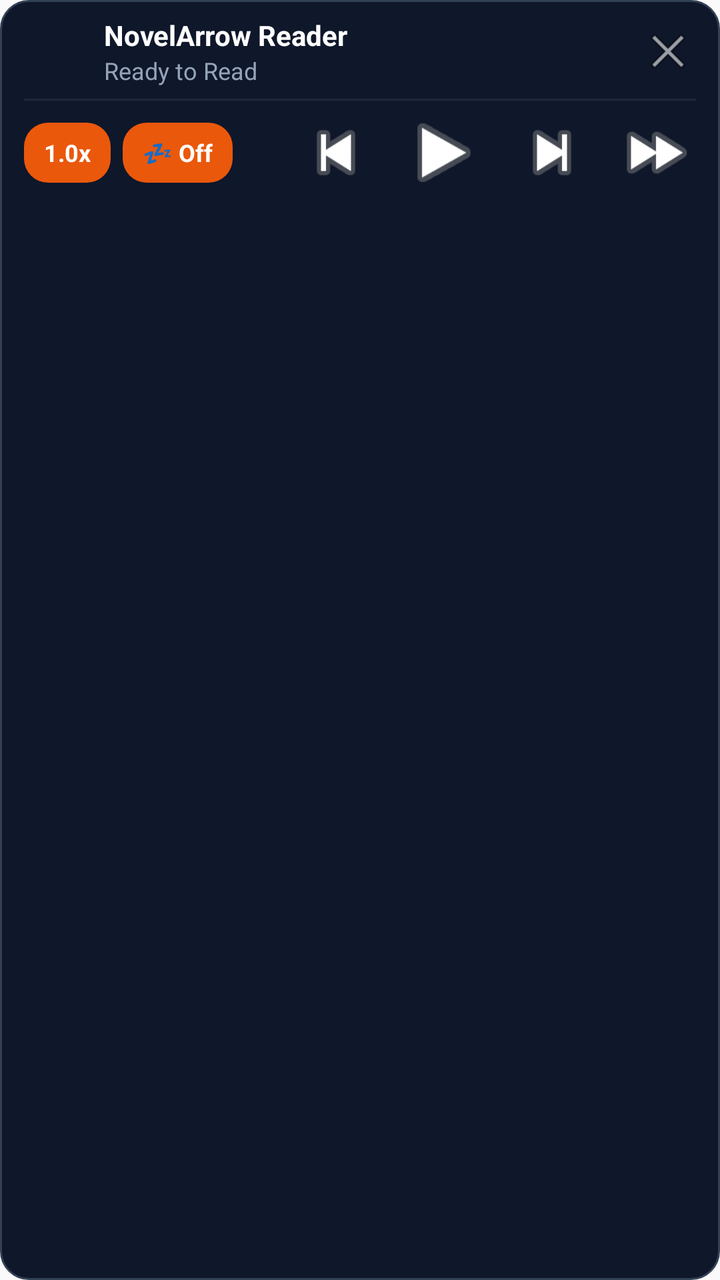
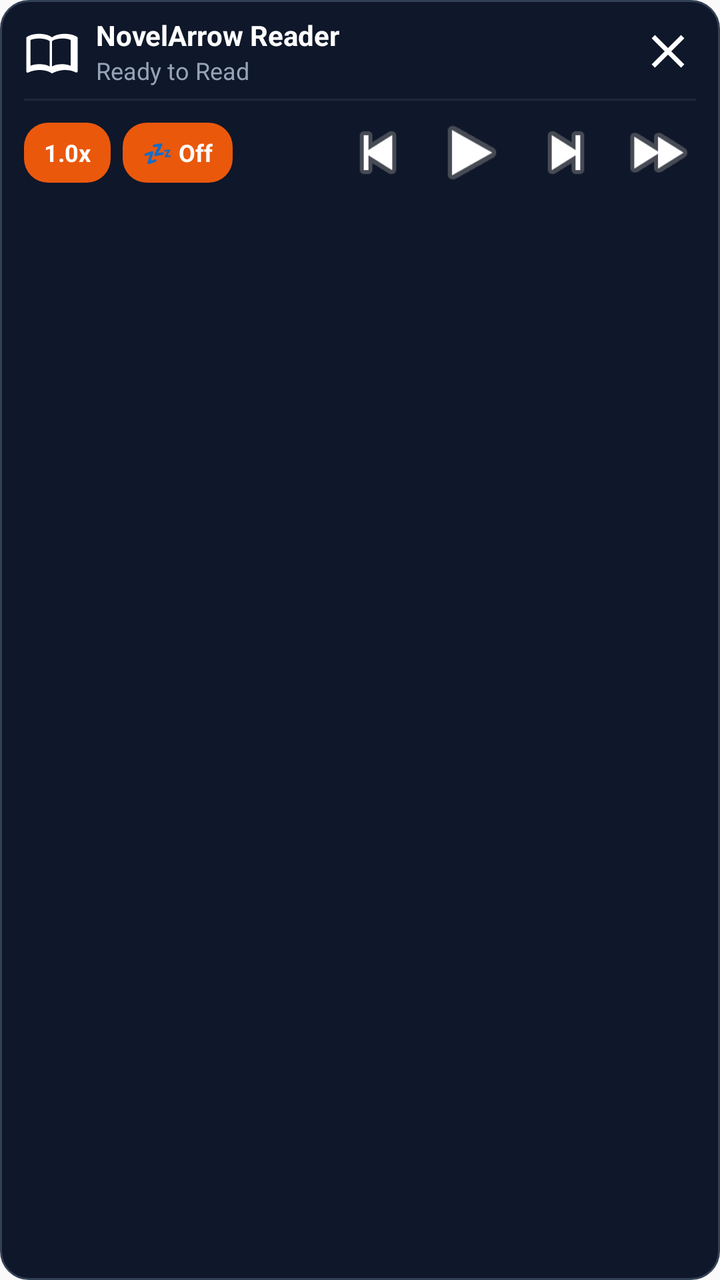

Two renders of the same Android screen: before a commit and after it. Below are the layout's source before the change and the commit's diff.
<!-- AndroidManifest.xml: application theme Theme.NovelArrowReader -->
<!-- res/layout/notification_quick_toolbar_expanded.xml -->
<?xml version="1.0" encoding="utf-8"?>
<LinearLayout xmlns:android="http://schemas.android.com/apk/res/android"
    android:id="@+id/layout_quick_toolbar_expanded_root"
    android:layout_width="match_parent"
    android:layout_height="108dp"
    android:background="@drawable/bg_notification_toolbar"
    android:orientation="vertical"
    android:paddingStart="12dp"
    android:paddingTop="8dp"
    android:paddingEnd="12dp"
    android:paddingBottom="8dp">

    
    <LinearLayout
        android:layout_width="match_parent"
        android:layout_height="wrap_content"
        android:gravity="center_vertical"
        android:orientation="horizontal">

        <ImageView
            android:id="@+id/iv_toolbar_icon_exp"
            android:layout_width="32dp"
            android:layout_height="32dp"
            android:contentDescription="NovelArrow Reader"
            android:src="@mipmap/ic_launcher" />

        <LinearLayout
            android:layout_width="0dp"
            android:layout_height="wrap_content"
            android:layout_marginStart="8dp"
            android:layout_marginEnd="8dp"
            android:layout_weight="1"
            android:orientation="vertical">

            <TextView
                android:id="@+id/tv_novel_title_exp"
                android:layout_width="match_parent"
                android:layout_height="wrap_content"
                android:ellipsize="end"
                android:maxLines="1"
                android:text="NovelArrow Reader"
                android:textColor="#FFFFFF"
                android:textSize="14sp"
                android:textStyle="bold" />

            <TextView
                android:id="@+id/tv_chapter_status_exp"
                android:layout_width="match_parent"
                android:layout_height="wrap_content"
                android:ellipsize="end"
                android:maxLines="1"
                android:text="Ready to Read"
                android:textColor="#94A3B8"
                android:textSize="12sp" />
        </LinearLayout>

        
        <ImageButton
            android:id="@+id/btn_close_exp"
            android:layout_width="28dp"
            android:layout_height="28dp"
            android:background="@android:color/transparent"
            android:contentDescription="Close Toolbar"
            android:scaleType="fitCenter"
            android:src="@android:drawable/ic_menu_close_clear_cancel" />
    </LinearLayout>

    <View
        android:layout_width="match_parent"
        android:layout_height="1dp"
        android:layout_marginTop="6dp"
        android:layout_marginBottom="6dp"
        android:background="#1E293B" />

    
    <LinearLayout
        android:layout_width="match_parent"
        android:layout_height="40dp"
        android:gravity="center_vertical"
        android:orientation="horizontal">

        
        <TextView
            android:id="@+id/btn_speed_exp"
            android:layout_width="wrap_content"
            android:layout_height="30dp"
            android:layout_marginEnd="6dp"
            android:background="@drawable/bg_toolbar_pill"
            android:gravity="center"
            android:paddingStart="10dp"
            android:paddingEnd="10dp"
            android:text="1.0x"
            android:textColor="#FFFFFF"
            android:textSize="12sp"
            android:textStyle="bold" />

        
        <TextView
            android:id="@+id/btn_sleep_timer_exp"
            android:layout_width="wrap_content"
            android:layout_height="30dp"
            android:background="@drawable/bg_toolbar_pill"
            android:gravity="center"
            android:paddingStart="10dp"
            android:paddingEnd="10dp"
            android:text="💤 Off"
            android:textColor="#FFFFFF"
            android:textSize="12sp"
            android:textStyle="bold" />

        <Space
            android:layout_width="0dp"
            android:layout_height="1dp"
            android:layout_weight="1" />

        
        <ImageButton
            android:id="@+id/btn_prev_chap_exp"
            android:layout_width="40dp"
            android:layout_height="40dp"
            android:background="@android:color/transparent"
            android:contentDescription="Previous Chapter"
            android:scaleType="fitCenter"
            android:src="@android:drawable/ic_media_previous" />

        <Space
            android:layout_width="12dp"
            android:layout_height="1dp" />

        
        <ImageButton
            android:id="@+id/btn_play_pause_exp"
            android:layout_width="44dp"
            android:layout_height="44dp"
            android:background="@android:color/transparent"
            android:contentDescription="Play or Pause"
            android:scaleType="fitCenter"
            android:src="@android:drawable/ic_media_play" />

        <Space
            android:layout_width="12dp"
            android:layout_height="1dp" />

        
        <ImageButton
            android:id="@+id/btn_next_chap_exp"
            android:layout_width="40dp"
            android:layout_height="40dp"
            android:background="@android:color/transparent"
            android:contentDescription="Next Chapter"
            android:scaleType="fitCenter"
            android:src="@android:drawable/ic_media_next" />

        <Space
            android:layout_width="12dp"
            android:layout_height="1dp" />

        
        <ImageButton
            android:id="@+id/btn_site_next_exp"
            android:layout_width="40dp"
            android:layout_height="40dp"
            android:background="@android:color/transparent"
            android:contentDescription="Site Next Chapter"
            android:scaleType="fitCenter"
            android:src="@android:drawable/ic_media_ff" />
    </LinearLayout>

</LinearLayout>
<!-- resources referenced by this layout -->
<resources>
  <!-- drawable bg_notification_toolbar (drawable) -->
  <?xml version="1.0" encoding="utf-8"?>
  <shape xmlns:android="http://schemas.android.com/apk/res/android"
      android:shape="rectangle">
      <solid android:color="#0F172A" />
      <corners android:radius="14dp" />
      <stroke
          android:width="1dp"
          android:color="#334155" />
  </shape>
  <!-- drawable bg_toolbar_pill (drawable) -->
  <?xml version="1.0" encoding="utf-8"?>
  <shape xmlns:android="http://schemas.android.com/apk/res/android"
      android:shape="rectangle">
      <solid android:color="#EA580C" />
      <corners android:radius="12dp" />
  </shape>
  <!-- mipmap ic_launcher (mipmap-anydpi-v26) -->
  <?xml version="1.0" encoding="utf-8"?>
  <adaptive-icon xmlns:android="http://schemas.android.com/apk/res/android">
      <background android:drawable="@drawable/ic_launcher_background" />
      <foreground android:drawable="@mipmap/ic_launcher_foreground" />
  </adaptive-icon>
  <style name="Theme.NovelArrowReader" parent="android:Theme.Material.Light.NoActionBar" />
  <!-- drawable ic_launcher_background (drawable) -->
  <?xml version="1.0" encoding="utf-8"?>
  <vector xmlns:android="http://schemas.android.com/apk/res/android"
      android:width="108dp"
      android:height="108dp"
      android:viewportWidth="108"
      android:viewportHeight="108">
      <path
          android:fillColor="#120c2b"
          android:pathData="M0,0h108v108h-108z" />
  </vector>
</resources>

<!-- the commit's change to res/layout/notification_quick_toolbar_expanded.xml (unified diff, before → after) -->
@@ -19,10 +19,10 @@
 
         <ImageView
             android:id="@+id/iv_toolbar_icon_exp"
-            android:layout_width="32dp"
-            android:layout_height="32dp"
+            android:layout_width="28dp"
+            android:layout_height="28dp"
             android:contentDescription="NovelArrow Reader"
-            android:src="@mipmap/ic_launcher" />
+            android:src="@drawable/ic_notification_toolbar" />
 
         <LinearLayout
             android:layout_width="0dp"
@@ -62,7 +62,7 @@
             android:background="@android:color/transparent"
             android:contentDescription="Close Toolbar"
             android:scaleType="fitCenter"
-            android:src="@android:drawable/ic_menu_close_clear_cancel" />
+            android:src="@drawable/ic_notification_toolbar_close" />
     </LinearLayout>
 
     <View
@@ -108,7 +108,8 @@
             android:textSize="12sp"
             android:textStyle="bold" />
 
-        <Space
+        
+        <View
             android:layout_width="0dp"
             android:layout_height="1dp"
             android:layout_weight="1" />
@@ -116,50 +117,41 @@
         
         <ImageButton
             android:id="@+id/btn_prev_chap_exp"
-            android:layout_width="40dp"
-            android:layout_height="40dp"
+            android:layout_width="38dp"
+            android:layout_height="38dp"
             android:background="@android:color/transparent"
             android:contentDescription="Previous Chapter"
             android:scaleType="fitCenter"
             android:src="@android:drawable/ic_media_previous" />
 
-        <Space
-            android:layout_width="12dp"
-            android:layout_height="1dp" />
-
         
         <ImageButton
             android:id="@+id/btn_play_pause_exp"
-            android:layout_width="44dp"
-            android:layout_height="44dp"
+            android:layout_width="40dp"
+            android:layout_height="40dp"
+            android:layout_marginStart="8dp"
             android:background="@android:color/transparent"
             android:contentDescription="Play or Pause"
             android:scaleType="fitCenter"
             android:src="@android:drawable/ic_media_play" />
 
-        <Space
-            android:layout_width="12dp"
-            android:layout_height="1dp" />
-
         
         <ImageButton
             android:id="@+id/btn_next_chap_exp"
-            android:layout_width="40dp"
-            android:layout_height="40dp"
+            android:layout_width="38dp"
+            android:layout_height="38dp"
+            android:layout_marginStart="8dp"
             android:background="@android:color/transparent"
             android:contentDescription="Next Chapter"
             android:scaleType="fitCenter"
             android:src="@android:drawable/ic_media_next" />
 
-        <Space
-            android:layout_width="12dp"
-            android:layout_height="1dp" />
-
         
         <ImageButton
             android:id="@+id/btn_site_next_exp"
-            android:layout_width="40dp"
-            android:layout_height="40dp"
+            android:layout_width="38dp"
+            android:layout_height="38dp"
+            android:layout_marginStart="8dp"
             android:background="@android:color/transparent"
             android:contentDescription="Site Next Chapter"
             android:scaleType="fitCenter"
<!-- resource entries referenced after the edit -->
@@ -17,23 +17,26 @@
       <solid android:color="#EA580C" />
       <corners android:radius="12dp" />
   </shape>
-  <!-- mipmap ic_launcher (mipmap-anydpi-v26) -->
-  <?xml version="1.0" encoding="utf-8"?>
-  <adaptive-icon xmlns:android="http://schemas.android.com/apk/res/android">
-      <background android:drawable="@drawable/ic_launcher_background" />
-      <foreground android:drawable="@mipmap/ic_launcher_foreground" />
-  </adaptive-icon>
+  <!-- drawable ic_notification_toolbar (drawable) -->
+  <vector xmlns:android="http://schemas.android.com/apk/res/android"
+      android:width="24dp"
+      android:height="24dp"
+      android:viewportWidth="24"
+      android:viewportHeight="24">
+      <path
+          android:fillColor="#FFFFFFFF"
+          android:pathData="M21,5c-1.11,-0.35 -2.33,-0.5 -3.5,-0.5 -1.95,0 -4.05,0.4 -5.5,1.5 -1.45,-1.1 -3.55,-1.5 -5.5,-1.5S2.45,4.9 1,6v14.65c0,0.25 0.25,0.5 0.5,0.5 0.1,0 0.15,-0.05 0.25,-0.05C3.1,20.45 5.05,20 6.5,20c1.95,0 4.05,0.4 5.5,1.5 1.35,-0.85 3.8,-1.5 5.5,-1.5 1.65,0 3.35,0.3 4.75,1.05 0.1,0.05 0.15,0.05 0.25,0.05 0.25,0 0.5,-0.25 0.5,-0.5V6c-0.6,-0.45 -1.25,-0.75 -2,-1zM11,18.5c-1.1,-0.75 -2.75,-1 -4.5,-1 -1.4,0 -2.75,0.25 -3.75,0.7V7.15C3.85,6.7 5.15,6.5 6.5,6.5c1.75,0 3.4,0.35 4.5,1.1V18.5zM20,18.2c-1,-0.45 -2.35,-0.7 -3.5,-0.7 -1.75,0 -3.4,0.25 -4.5,1V7.6c1.1,-0.75 2.75,-1.1 4.5,-1.1 1.35,0 2.65,0.2 3.5,0.65v11.05z"/>
+  </vector>
+  <!-- drawable ic_notification_toolbar_close (drawable) -->
+  <vector xmlns:android="http://schemas.android.com/apk/res/android"
+      android:width="24dp"
+      android:height="24dp"
+      android:viewportWidth="24"
+      android:viewportHeight="24">
+      <path
+          android:fillColor="#FFFFFFFF"
+          android:pathData="M19,6.41L17.59,5 12,10.59 6.41,5 5,6.41 10.59,12 5,17.59 6.41,19 12,13.41 17.59,19 19,17.59 13.41,12z"/>
+  </vector>
   <style name="Theme.NovelArrowReader" parent="android:Theme.Material.Light.NoActionBar" />
-  <!-- drawable ic_launcher_background (drawable) -->
-  <?xml version="1.0" encoding="utf-8"?>
-  <vector xmlns:android="http://schemas.android.com/apk/res/android"
-      android:width="108dp"
-      android:height="108dp"
-      android:viewportWidth="108"
-      android:viewportHeight="108">
-      <path
-          android:fillColor="#120c2b"
-          android:pathData="M0,0h108v108h-108z" />
-  </vector>
 </resources>
 
